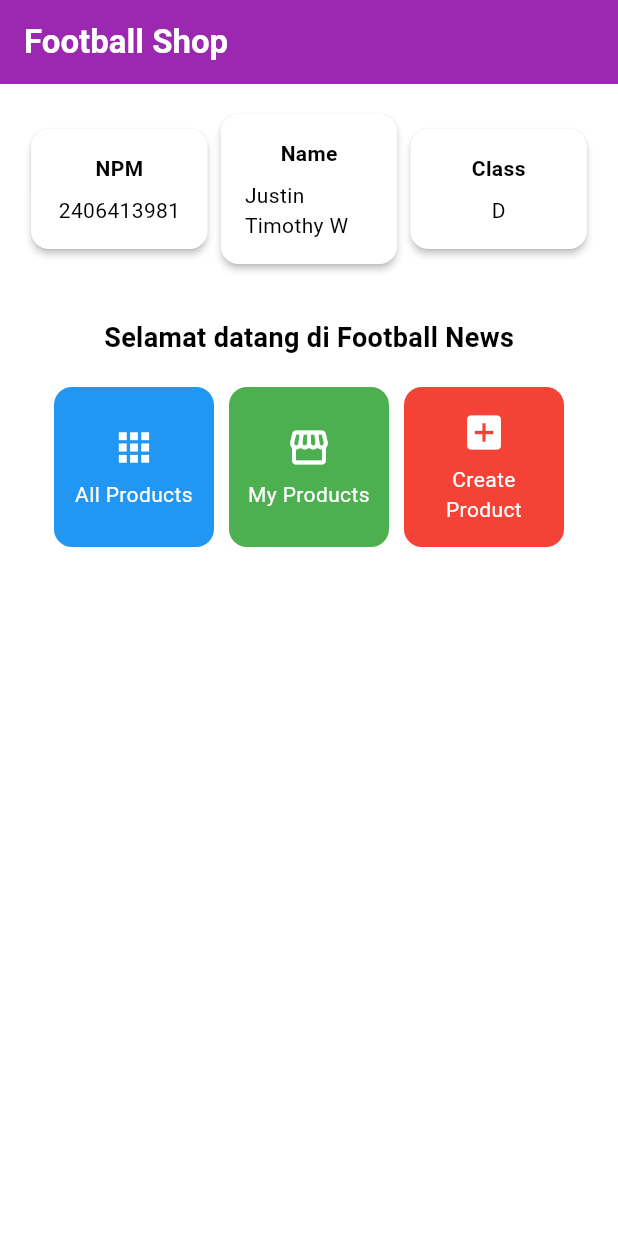
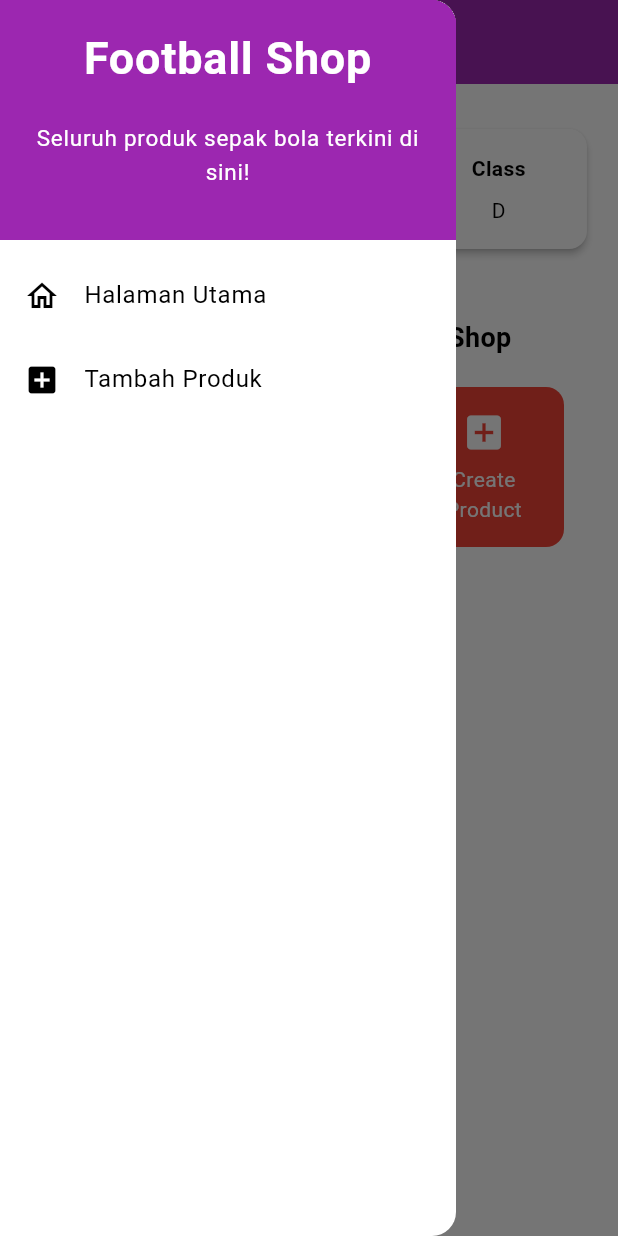
Before and after one commit to tim48-robot/football-shop-mobile, a Flutter app: the screen it shows after launch, with the side drawer open (before the commit the screen has no drawer), on a phone screen of 412 x 824 dp. Run offline on Flutter 3.47's test engine with Material 3 defaults, Android fonts, the phone set to English and light mode, and no system bars.

Commit message:
tugas 8 done

```diff
--- a/lib/menu.dart
+++ b/lib/menu.dart
@@ -1,4 +1,6 @@
 import 'package:flutter/material.dart';
+import 'package:football_shop/widgets/left_drawer.dart';
+import 'package:football_shop/product_form.dart';
 
 class MyHomePage extends StatelessWidget {
     MyHomePage({super.key});
@@ -16,11 +18,8 @@ class MyHomePage extends StatelessWidget {
 
     @override
     Widget build(BuildContext context) {
-    // Scaffold menyediakan struktur dasar halaman dengan AppBar dan body.
     return Scaffold(
-      // AppBar adalah bagian atas halaman yang menampilkan judul.
       appBar: AppBar(
-        // Judul aplikasi "Football News" dengan teks putih dan tebal.
         title: const Text(
           'Football Shop',
           style: TextStyle(
@@ -28,17 +27,14 @@ class MyHomePage extends StatelessWidget {
             fontWeight: FontWeight.bold,
           ),
         ),
-        // Warna latar belakang AppBar diambil dari skema warna tema aplikasi.
         backgroundColor: Theme.of(context).colorScheme.primary,
       ),
-      // Body halaman dengan padding di sekelilingnya.
+      drawer: const LeftDrawer(),
       body: Padding(
         padding: const EdgeInsets.all(16.0),
-        // Menyusun widget secara vertikal dalam sebuah kolom.
         child: Column(
           crossAxisAlignment: CrossAxisAlignment.center,
           children: [
-            // Row untuk menampilkan 3 InfoCard secara horizontal.
             Row(
               mainAxisAlignment: MainAxisAlignment.spaceEvenly,
               children: [
@@ -48,20 +44,15 @@ class MyHomePage extends StatelessWidget {
               ],
             ),
 
-            // Memberikan jarak vertikal 16 unit.
             const SizedBox(height: 16.0),
 
-            // Menempatkan widget berikutnya di tengah halaman.
             Center(
               child: Column(
-                // Menyusun teks dan grid item secara vertikal.
-
                 children: [
-                  // Menampilkan teks sambutan dengan gaya tebal dan ukuran 18.
                   const Padding(
                     padding: EdgeInsets.only(top: 16.0),
                     child: Text(
-                      'Selamat datang di Football News',
+                      'Selamat datang di Football Shop',
                       style: TextStyle(
                         fontWeight: FontWeight.bold,
                         fontSize: 18.0,
@@ -69,17 +60,13 @@ class MyHomePage extends StatelessWidget {
                     ),
                   ),
 
-                  // Grid untuk menampilkan ItemCard dalam bentuk grid 3 kolom.
                   GridView.count(
                     primary: true,
                     padding: const EdgeInsets.all(20),
                     crossAxisSpacing: 10,
                     mainAxisSpacing: 10,
                     crossAxisCount: 3,
-                    // Agar grid menyesuaikan tinggi kontennya.
                     shrinkWrap: true,
-
-                    // Menampilkan ItemCard untuk setiap item dalam list items.
                     children: items.map((ItemHomepage item) {
                       return ItemCard(item);
                     }).toList(),
@@ -96,23 +83,18 @@ class MyHomePage extends StatelessWidget {
 }
 
 class InfoCard extends StatelessWidget {
-  // Kartu informasi yang menampilkan title dan content.
-
-    final String title;  // Judul kartu.
-    final String content;  // Isi kartu.
+    final String title;
+    final String content;
 
     const InfoCard({super.key, required this.title, required this.content});
 
     @override
     Widget build(BuildContext context) {
         return Card(
-        // Membuat kotak kartu dengan bayangan dibawahnya.
         elevation: 2.0,
         child: Container(
-            // Mengatur ukuran dan jarak di dalam kartu.
-            width: MediaQuery.of(context).size.width / 3.5, // menyesuaikan dengan lebar device yang digunakan.
+            width: MediaQuery.of(context).size.width / 3.5,
             padding: const EdgeInsets.all(16.0),
-            // Menyusun title dan content secara vertikal.
             child: Column(
             children: [
                 Text(
@@ -137,8 +119,6 @@ class ItemHomepage {
 }
 
 class ItemCard extends StatelessWidget {
-  // Menampilkan kartu dengan ikon dan nama.
-
   final ItemHomepage item;
 
   const ItemCard(this.item, {super.key});
@@ -146,27 +126,28 @@ class ItemCard extends StatelessWidget {
   @override
   Widget build(BuildContext context) {
     return Material(
-      // Menentukan warna latar belakang dari tema aplikasi.
       color: item.color,
-      // Membuat sudut kartu melengkung.
       borderRadius: BorderRadius.circular(12),
 
       child: InkWell(
-        // Aksi ketika kartu ditekan.
         onTap: () {
-          // Menampilkan pesan SnackBar saat kartu ditekan.
-          ScaffoldMessenger.of(context)
-            ..hideCurrentSnackBar()
-            ..showSnackBar(
-              SnackBar(content: Text("Kamu telah menekan tombol ${item.name}!"))
+          if (item.name == "Create Product") {
+            Navigator.push(
+              context,
+              MaterialPageRoute(builder: (context) => const ProductFormPage()),
             );
+          } else {
+            ScaffoldMessenger.of(context)
+              ..hideCurrentSnackBar()
+              ..showSnackBar(
+                SnackBar(content: Text("Kamu telah menekan tombol ${item.name}!"))
+              );
+          }
         },
-        // Container untuk menyimpan Icon dan Text
         child: Container(
           padding: const EdgeInsets.all(8),
           child: Center(
             child: Column(
-              // Menyusun ikon dan teks di tengah kartu.
               mainAxisAlignment: MainAxisAlignment.center,
               children: [
                 Icon(
--- /dev/null
+++ b/lib/widgets/left_drawer.dart
@@ -0,0 +1,65 @@
+import 'package:flutter/material.dart';
+import 'package:football_shop/menu.dart';
+import 'package:football_shop/product_form.dart';
+
+class LeftDrawer extends StatelessWidget {
+  const LeftDrawer({super.key});
+
+  @override
+  Widget build(BuildContext context) {
+    return Drawer(
+      child: ListView(
+        children: [
+          const DrawerHeader(
+            decoration: BoxDecoration(
+              color: Colors.purple,
+            ),
+            child: Column(
+              children: [
+                Text(
+                  'Football Shop',
+                  textAlign: TextAlign.center,
+                  style: TextStyle(
+                    fontSize: 30,
+                    fontWeight: FontWeight.bold,
+                    color: Colors.white,
+                  ),
+                ),
+                Padding(padding: EdgeInsets.all(10)),
+                Text(
+                  "Seluruh produk sepak bola terkini di sini!",
+                  textAlign: TextAlign.center,
+                  style: TextStyle(
+                    fontSize: 15,
+                    fontWeight: FontWeight.normal,
+                    color: Colors.white,
+                  ),
+                ),
+              ],
+            ),
+          ),
+          ListTile(
+            leading: const Icon(Icons.home_outlined),
+            title: const Text('Halaman Utama'),
+            onTap: () {
+              Navigator.pushReplacement(
+                context,
+                MaterialPageRoute(builder: (context) => MyHomePage()),
+              );
+            },
+          ),
+          ListTile(
+            leading: const Icon(Icons.add_box),
+            title: const Text('Tambah Produk'),
+            onTap: () {
+              Navigator.pushReplacement(
+                context,
+                MaterialPageRoute(builder: (context) => const ProductFormPage()),
+              );
+            },
+          ),
+        ],
+      ),
+    );
+  }
+}
```
Also changed, not shown: lib/product_form.dart (added, +282 -0 lines), 1 other file.
